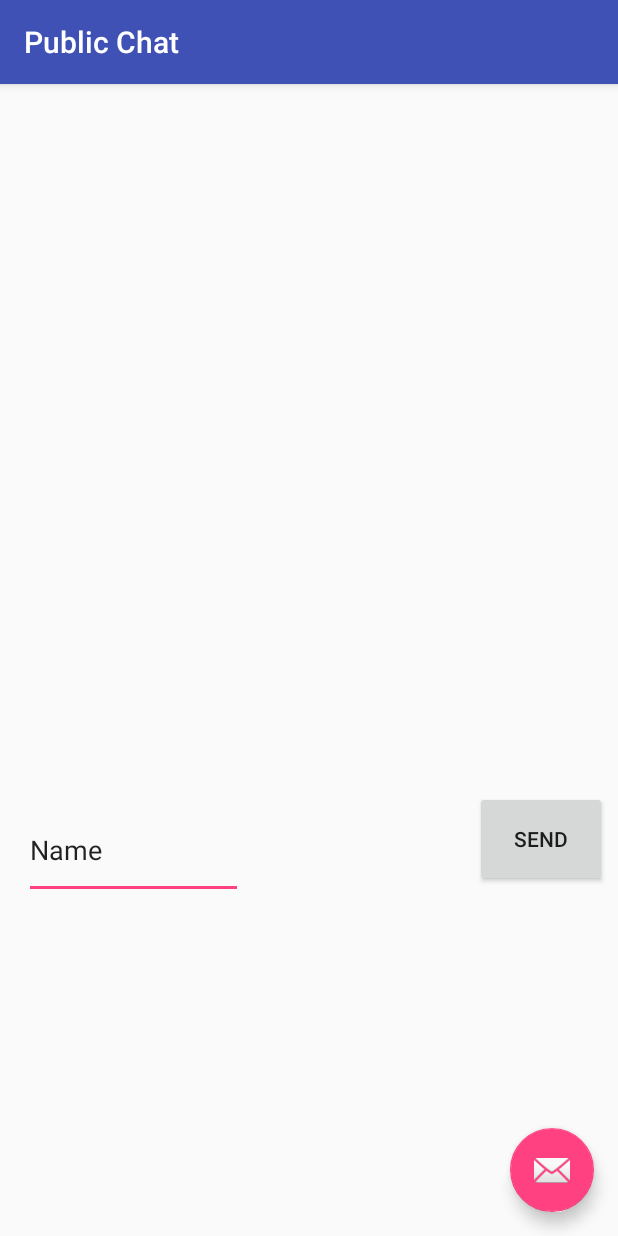
After one commit to trvlrch/trvlr-android, an Android app: the PublicChat screen opened directly, with no data from a screen before it, on a phone screen of 412 x 824 dp. The commit adds this screen. Run offline under Robolectric (Android 15) with nearby library versions, the phone set to English and light mode, and no system bars.

Commit message:
Create PublicChat Activity and set a first UI test

```diff
--- a/trvlr/app/build.gradle
+++ b/trvlr/app/build.gradle
@@ -26,6 +26,7 @@ dependencies {
     })
     compile 'com.android.support:appcompat-v7:24.2.1'
     compile 'com.android.support.constraint:constraint-layout:1.0.0-alpha9'
+    compile 'com.android.support:design:24.2.1'
     testCompile 'junit:junit:4.12'
 }
 
--- a/trvlr/app/src/main/AndroidManifest.xml
+++ b/trvlr/app/src/main/AndroidManifest.xml
@@ -15,6 +15,10 @@
                 <category android:name="android.intent.category.LAUNCHER" />
             </intent-filter>
         </activity>
+        <activity
+            android:name=".PublicChat"
+            android:label="@string/title_activity_public_chat"
+            android:theme="@style/AppTheme.NoActionBar"></activity>
     </application>
 
 </manifest>
--- /dev/null
+++ b/trvlr/app/src/main/java/ch/trvlr/trvlr/PublicChat.java
@@ -0,0 +1,29 @@
+package ch.trvlr.trvlr;
+
+import android.os.Bundle;
+import android.support.design.widget.FloatingActionButton;
+import android.support.design.widget.Snackbar;
+import android.support.v7.app.AppCompatActivity;
+import android.support.v7.widget.Toolbar;
+import android.view.View;
+
+public class PublicChat extends AppCompatActivity {
+
+    @Override
+    protected void onCreate(Bundle savedInstanceState) {
+        super.onCreate(savedInstanceState);
+        setContentView(R.layout.activity_public_chat);
+        Toolbar toolbar = (Toolbar) findViewById(R.id.toolbar);
+        setSupportActionBar(toolbar);
+
+        FloatingActionButton fab = (FloatingActionButton) findViewById(R.id.fab);
+        fab.setOnClickListener(new View.OnClickListener() {
+            @Override
+            public void onClick(View view) {
+                Snackbar.make(view, "Replace with your own action", Snackbar.LENGTH_LONG)
+                        .setAction("Action", null).show();
+            }
+        });
+    }
+
+}
--- /dev/null
+++ b/trvlr/app/src/main/res/layout/activity_public_chat.xml
@@ -0,0 +1,33 @@
+<?xml version="1.0" encoding="utf-8"?>
+<android.support.design.widget.CoordinatorLayout xmlns:android="http://schemas.android.com/apk/res/android"
+    xmlns:app="http://schemas.android.com/apk/res-auto"
+    xmlns:tools="http://schemas.android.com/tools"
+    android:layout_width="match_parent"
+    android:layout_height="match_parent"
+    tools:context="ch.trvlr.trvlr.PublicChat">
+
+    <android.support.design.widget.AppBarLayout
+        android:layout_width="match_parent"
+        android:layout_height="wrap_content"
+        android:theme="@style/AppTheme.AppBarOverlay">
+
+        <android.support.v7.widget.Toolbar
+            android:id="@+id/toolbar"
+            android:layout_width="match_parent"
+            android:layout_height="?attr/actionBarSize"
+            android:background="?attr/colorPrimary"
+            app:popupTheme="@style/AppTheme.PopupOverlay" />
+
+    </android.support.design.widget.AppBarLayout>
+
+    <include layout="@layout/content_public_chat" />
+
+    <android.support.design.widget.FloatingActionButton
+        android:id="@+id/fab"
+        android:layout_width="wrap_content"
+        android:layout_height="wrap_content"
+        android:layout_gravity="bottom|end"
+        android:layout_margin="@dimen/fab_margin"
+        app:srcCompat="@android:drawable/ic_dialog_email" />
+
+</android.support.design.widget.CoordinatorLayout>
--- /dev/null
+++ b/trvlr/app/src/main/res/layout/content_public_chat.xml
@@ -0,0 +1,74 @@
+<?xml version="1.0" encoding="utf-8"?>
+<android.support.constraint.ConstraintLayout xmlns:android="http://schemas.android.com/apk/res/android"
+    xmlns:app="http://schemas.android.com/apk/res-auto"
+    xmlns:tools="http://schemas.android.com/tools"
+    android:layout_width="match_parent"
+    android:layout_height="match_parent"
+    app:layout_behavior="@string/appbar_scrolling_view_behavior"
+    tools:context="ch.trvlr.trvlr.PublicChat"
+    tools:showIn="@layout/activity_public_chat"
+    tools:layout_editor_absoluteY="81dp"
+    tools:layout_editor_absoluteX="0dp">
+
+    <android.support.constraint.Guideline
+        android:layout_width="wrap_content"
+        android:layout_height="wrap_content"
+        android:id="@+id/guideline"
+        app:layout_constraintGuide_begin="48dp"
+        android:orientation="horizontal"
+        tools:layout_editor_absoluteY="48dp"
+        tools:layout_editor_absoluteX="0dp" />
+
+    <Button
+        android:id="@+id/button2"
+        android:layout_width="88dp"
+        android:layout_height="64dp"
+        android:layout_marginBottom="8dp"
+        android:layout_marginEnd="7dp"
+        android:layout_marginRight="8dp"
+        android:layout_marginTop="8dp"
+        android:text="Send"
+        app:layout_constraintBottom_toBottomOf="parent"
+        app:layout_constraintRight_toRightOf="parent"
+        app:layout_constraintTop_toBottomOf="@+id/scrollView2"
+        app:layout_constraintVertical_bias="0.504" />
+
+    <EditText
+        android:id="@+id/editText"
+        android:layout_width="146dp"
+        android:layout_height="65dp"
+        android:ems="10"
+        android:inputType="textPersonName"
+        android:text="Name"
+        android:layout_marginLeft="8dp"
+        app:layout_constraintLeft_toLeftOf="parent"
+        android:layout_marginStart="16dp"
+        app:layout_constraintRight_toLeftOf="@+id/button2"
+        android:layout_marginRight="8dp"
+        app:layout_constraintHorizontal_bias="0.0"
+        android:layout_marginTop="26dp"
+        app:layout_constraintTop_toBottomOf="@+id/scrollView2"
+        app:layout_constraintBottom_toBottomOf="parent"
+        android:layout_marginBottom="8dp" />
+
+    <ScrollView
+        android:id="@+id/scrollView2"
+        android:layout_width="232dp"
+        android:layout_height="219dp"
+        android:layout_marginEnd="8dp"
+        android:layout_marginLeft="8dp"
+        android:layout_marginRight="8dp"
+        android:layout_marginStart="9dp"
+        app:layout_constraintHorizontal_bias="0.185"
+        app:layout_constraintLeft_toLeftOf="parent"
+        app:layout_constraintRight_toRightOf="parent"
+        app:layout_constraintTop_toTopOf="parent"
+        android:layout_marginTop="16dp">
+
+        <LinearLayout
+            android:layout_width="match_parent"
+            android:layout_height="wrap_content"
+            android:orientation="vertical" />
+    </ScrollView>
+
+</android.support.constraint.ConstraintLayout>
--- /dev/null
+++ b/trvlr/app/src/main/res/values/dimens.xml
@@ -0,0 +1,3 @@
+<resources>
+    <dimen name="fab_margin">16dp</dimen>
+</resources>
--- a/trvlr/app/src/main/res/values/strings.xml
+++ b/trvlr/app/src/main/res/values/strings.xml
@@ -1,3 +1,4 @@
 <resources>
     <string name="app_name">trvlr</string>
+    <string name="title_activity_public_chat">Public Chat</string>
 </resources>
--- a/trvlr/app/src/main/res/values/styles.xml
+++ b/trvlr/app/src/main/res/values/styles.xml
@@ -8,4 +8,13 @@
         <item name="colorAccent">@color/colorAccent</item>
     </style>
 
+    <style name="AppTheme.NoActionBar">
+        <item name="windowActionBar">false</item>
+        <item name="windowNoTitle">true</item>
+    </style>
+
+    <style name="AppTheme.AppBarOverlay" parent="ThemeOverlay.AppCompat.Dark.ActionBar" />
+
+    <style name="AppTheme.PopupOverlay" parent="ThemeOverlay.AppCompat.Light" />
+
 </resources>
--- a/trvlr/build.gradle
+++ b/trvlr/build.gradle
@@ -5,7 +5,7 @@ buildscript {
         jcenter()
     }
     dependencies {
-        classpath 'com.android.tools.build:gradle:2.3.0'
+        classpath 'com.android.tools.build:gradle:2.3.1'
         classpath 'com.google.gms:google-services:3.0.0'
 
 
```
